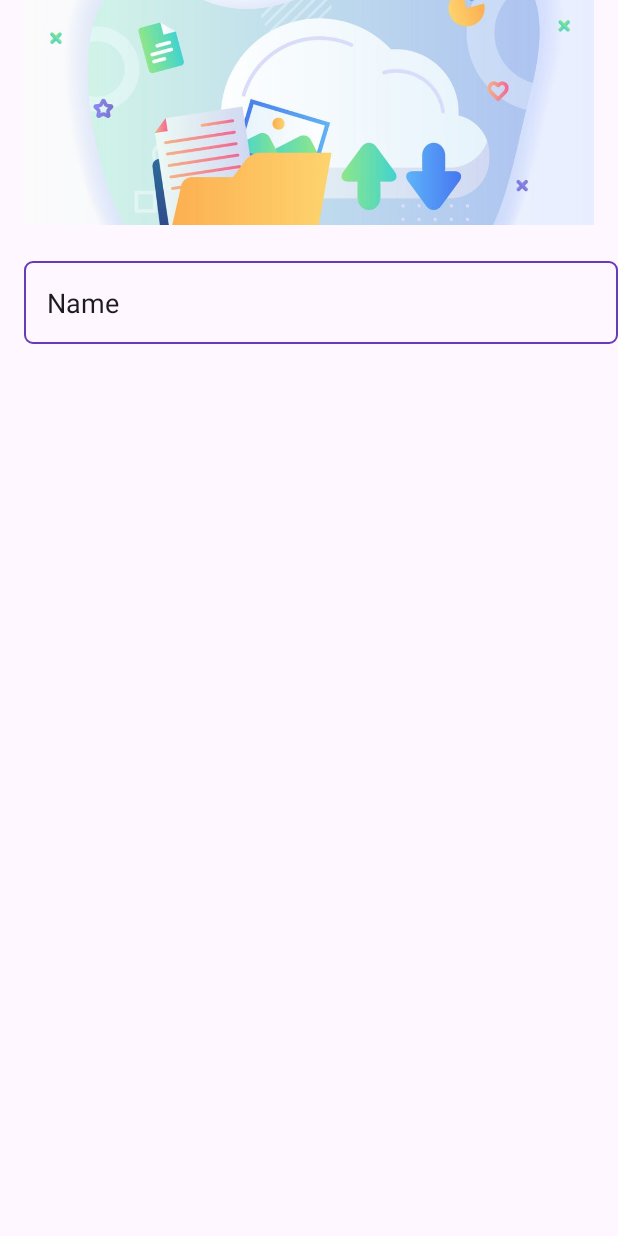
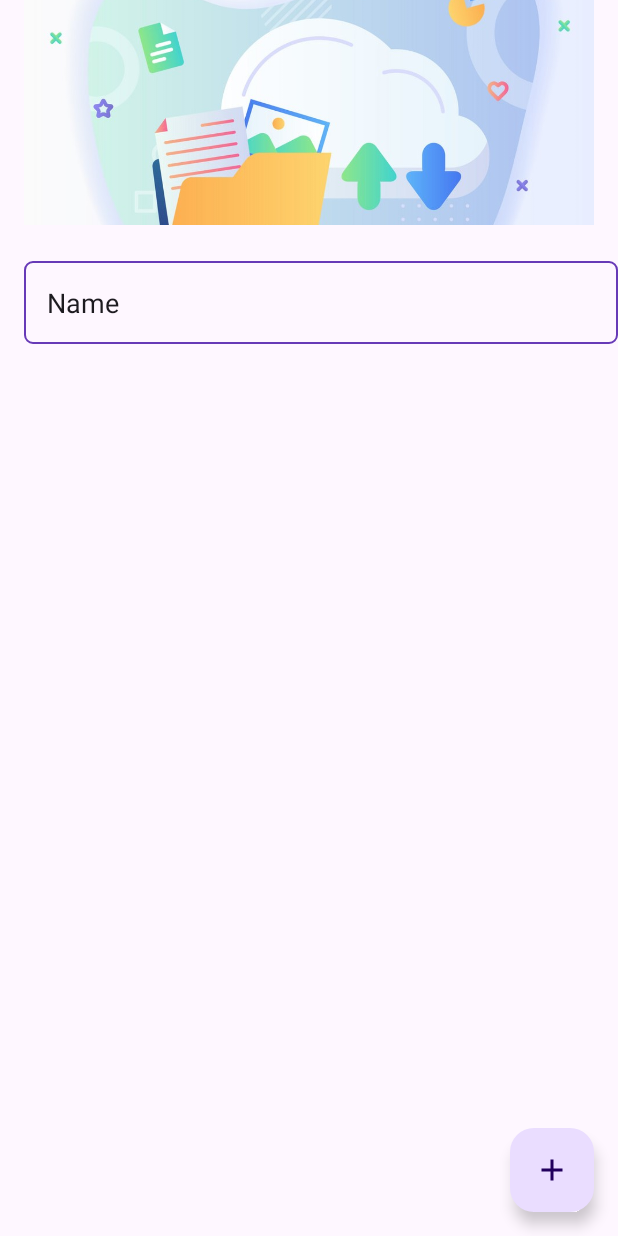
Before and after one commit to Ravali2531/TechLearn, an Android app: the UploadPlayListActivity screen opened directly, with no data from a screen before it, on a phone screen of 412 x 824 dp. Run offline under Robolectric (Android 15) with nearby library versions, the phone set to English and light mode, and no system bars; our stand-ins replace Firebase (no records; nobody signed in at launch, a user with empty details on screens opened directly).

Commit message:
Added upload playlist page

```diff
--- a/app/src/main/java/com/example/techlearn/UploadPlayListActivity.java
+++ b/app/src/main/java/com/example/techlearn/UploadPlayListActivity.java
@@ -1,5 +1,7 @@
 package com.example.techlearn;
 
+import android.app.Dialog;
+import android.net.Uri;
 import android.os.Bundle;
 
 import androidx.activity.EdgeToEdge;
@@ -8,8 +10,18 @@ import androidx.core.graphics.Insets;
 import androidx.core.view.ViewCompat;
 import androidx.core.view.WindowInsetsCompat;
 
+import com.example.techlearn.databinding.ActivityUploadCourseBinding;
+import com.google.firebase.auth.FirebaseAuth;
+import com.google.firebase.database.FirebaseDatabase;
+import com.google.firebase.storage.FirebaseStorage;
+
 public class UploadPlayListActivity extends AppCompatActivity {
-
+    ActivityUploadCourseBinding binding;
+    FirebaseAuth auth;
+    FirebaseDatabase database;
+    FirebaseStorage storage;
+    Uri imageUri, videoUri;
+    Dialog loadingDialog;
     @Override
     protected void onCreate(Bundle savedInstanceState) {
         super.onCreate(savedInstanceState);
--- /dev/null
+++ b/app/src/main/res/drawable/play.xml
@@ -0,0 +1,5 @@
+<vector xmlns:android="http://schemas.android.com/apk/res/android" android:height="24dp" android:tint="#000000" android:viewportHeight="24" android:viewportWidth="24" android:width="24dp">
+
+    <path android:fillColor="@android:color/white" android:pathData="M8,5v14l11,-7z"/>
+
+</vector>
--- a/app/src/main/res/layout/activity_upload_play_list.xml
+++ b/app/src/main/res/layout/activity_upload_play_list.xml
@@ -8,7 +8,7 @@
     tools:context=".UploadPlayListActivity">
 
     <ImageView
-        android:id="@+id/imageView3"
+        android:id="@+id/uploadVideo"
         android:layout_width="0dp"
         android:layout_height="150dp"
         android:layout_marginStart="16dp"
@@ -20,7 +20,7 @@
         app:srcCompat="@drawable/upload_image" />
 
     <EditText
-        android:id="@+id/editTextText"
+        android:id="@+id/vTitle"
         android:layout_width="0dp"
         android:layout_height="wrap_content"
         android:layout_marginTop="24dp"
@@ -30,6 +30,29 @@
         android:padding="15dp"
         android:text="Name"
         app:layout_constraintEnd_toEndOf="parent"
-        app:layout_constraintStart_toStartOf="@+id/imageView3"
-        app:layout_constraintTop_toBottomOf="@+id/imageView3" />
+        app:layout_constraintStart_toStartOf="@+id/uploadVideo"
+        app:layout_constraintTop_toBottomOf="@+id/uploadVideo" />
+
+    <com.google.android.material.floatingactionbutton.FloatingActionButton
+        android:id="@+id/uploadPlayList"
+        android:layout_width="wrap_content"
+        android:layout_height="wrap_content"
+        android:layout_marginEnd="16dp"
+        android:layout_marginBottom="16dp"
+        android:clickable="true"
+        app:layout_constraintBottom_toBottomOf="parent"
+        app:layout_constraintEnd_toEndOf="parent"
+        app:srcCompat="@drawable/add" />
+
+    <androidx.recyclerview.widget.RecyclerView
+        android:id="@+id/rvPlayList"
+        android:layout_width="match_parent"
+        android:layout_height="0dp"
+        android:layout_marginTop="16dp"
+        app:layout_constraintBottom_toBottomOf="parent"
+        app:layout_constraintEnd_toEndOf="parent"
+        app:layout_constraintHorizontal_bias="0.0"
+        app:layout_constraintStart_toStartOf="parent"
+        app:layout_constraintTop_toBottomOf="@+id/vTitle"
+        app:layout_constraintVertical_bias="1.0" />
 </androidx.constraintlayout.widget.ConstraintLayout>
```
Also changed, not shown: app/src/main/res/drawable/round_bg.xml (added, +8 -0 lines), app/src/main/res/layout/rv_playlist_design.xml (added, +44 -0 lines).
